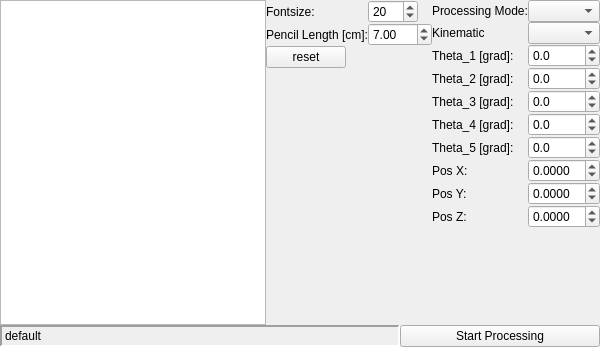
Before: the Qt Designer form workspace/src/youbot_rw_rqt_gui/resource/YouBotGui_widget.ui in Black-Devil/YouBot_RW, drawn with Qt 5.
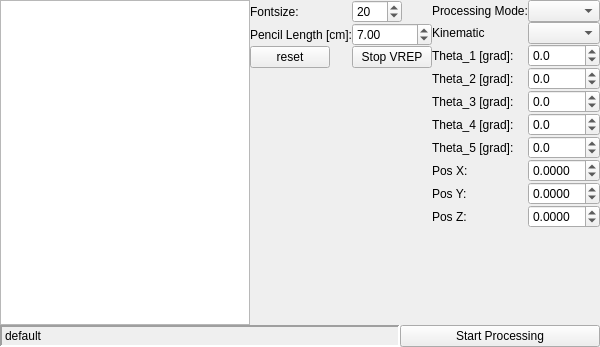
After: the same form once the commit is applied.

The edit to the form file:
```diff
--- a/workspace/src/youbot_rw_rqt_gui/resource/YouBotGui_widget.ui
+++ b/workspace/src/youbot_rw_rqt_gui/resource/YouBotGui_widget.ui
@@ -105,6 +105,13 @@
          </property>
         </widget>
        </item>
+       <item row="2" column="1">
+        <widget class="QPushButton" name="stopButton">
+         <property name="text">
+          <string>Stop VREP</string>
+         </property>
+        </widget>
+       </item>
       </layout>
      </item>
      <item>
```
